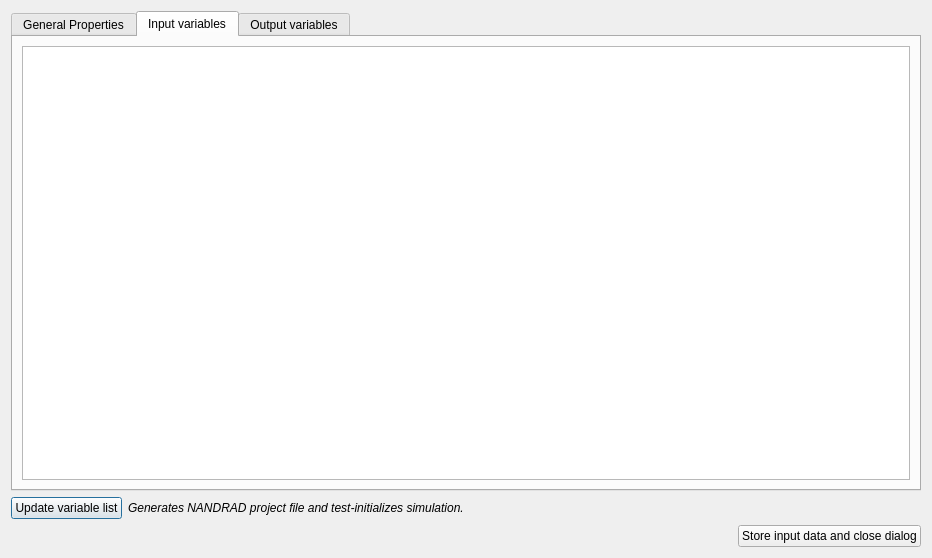
Old version of the form SIM-VICUS/src/SVSimulationExportFMIDialog.ui in the repository ghorwin/SIM-VICUS.
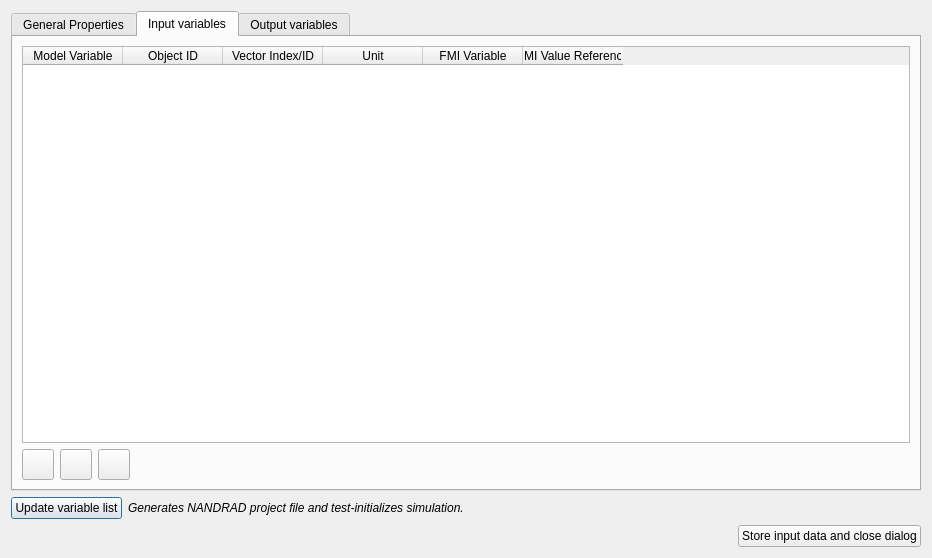
New version of the form. The open tabs and pages were chosen to show the change. Icons and pictures are not drawn. Custom widgets are drawn as their Qt base class.

Commit message: Started adding FMI variables to table - Qt bug still existant!

What changed in the file:
```diff
--- a/SIM-VICUS/src/SVSimulationExportFMIDialog.ui
+++ b/SIM-VICUS/src/SVSimulationExportFMIDialog.ui
@@ -70,9 +70,107 @@
       <attribute name="title">
        <string>Input variables</string>
       </attribute>
-      <layout class="QVBoxLayout" name="verticalLayout">
-       <item>
-        <widget class="QTableWidget" name="tableWidgetInputVars"/>
+      <layout class="QGridLayout" name="gridLayout_2">
+       <item row="0" column="0" colspan="4">
+        <widget class="QTableWidget" name="tableWidgetInputVars">
+         <property name="alternatingRowColors">
+          <bool>true</bool>
+         </property>
+         <property name="selectionMode">
+          <enum>QAbstractItemView::SingleSelection</enum>
+         </property>
+         <property name="selectionBehavior">
+          <enum>QAbstractItemView::SelectRows</enum>
+         </property>
+         <property name="columnCount">
+          <number>6</number>
+         </property>
+         <column>
+          <property name="text">
+           <string>Model Variable</string>
+          </property>
+         </column>
+         <column>
+          <property name="text">
+           <string>Object ID</string>
+          </property>
+         </column>
+         <column>
+          <property name="text">
+           <string>Vector Index/ID</string>
+          </property>
+         </column>
+         <column>
+          <property name="text">
+           <string>Unit</string>
+          </property>
+         </column>
+         <column>
+          <property name="text">
+           <string>FMI Variable</string>
+          </property>
+         </column>
+         <column>
+          <property name="text">
+           <string>FMI Value Reference</string>
+          </property>
+         </column>
+        </widget>
+       </item>
+       <item row="1" column="0">
+        <widget class="QToolButton" name="toolButtonAddInputVariable">
+         <property name="icon">
+          <iconset resource="../resources/SIM-VICUS.qrc">
+           <normaloff>:/gfx/actions/24x24/plus.png</normaloff>:/gfx/actions/24x24/plus.png</iconset>
+         </property>
+         <property name="iconSize">
+          <size>
+           <width>24</width>
+           <height>24</height>
+          </size>
+         </property>
+        </widget>
+       </item>
+       <item row="1" column="1">
+        <widget class="QToolButton" name="toolButtonCopyInputVariable">
+         <property name="icon">
+          <iconset resource="../resources/SIM-VICUS.qrc">
+           <normaloff>:/gfx/actions/24x24/editcopy.png</normaloff>:/gfx/actions/24x24/editcopy.png</iconset>
+         </property>
+         <property name="iconSize">
+          <size>
+           <width>24</width>
+           <height>24</height>
+          </size>
+         </property>
+        </widget>
+       </item>
+       <item row="1" column="2">
+        <widget class="QToolButton" name="toolButtonRemoveInputVariable">
+         <property name="icon">
+          <iconset resource="../resources/SIM-VICUS.qrc">
+           <normaloff>:/gfx/actions/24x24/minus.png</normaloff>:/gfx/actions/24x24/minus.png</iconset>
+         </property>
+         <property name="iconSize">
+          <size>
+           <width>24</width>
+           <height>24</height>
+          </size>
+         </property>
+        </widget>
+       </item>
+       <item row="1" column="3">
+        <spacer name="horizontalSpacer_3">
+         <property name="orientation">
+          <enum>Qt::Horizontal</enum>
+         </property>
+         <property name="sizeHint" stdset="0">
+          <size>
+           <width>775</width>
+           <height>20</height>
+          </size>
+         </property>
+        </spacer>
        </item>
       </layout>
      </widget>
```
Left out of the diff: 6 changed lines with no effect on the pictures. The commit also changes 3 other files.
